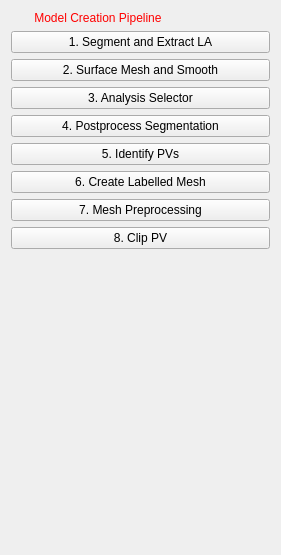
Above: CemrgApp/Plugins/kcl.cemrgapp.atrialstrainmotion/src/internal/AtrialStrainMotionViewControls.ui from CemrgDevelopers/CemrgApp before the change. Below: the same form after it.
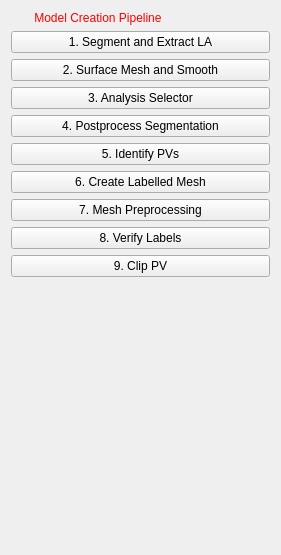
That is the form after the change.

```diff
--- a/CemrgApp/Plugins/kcl.cemrgapp.atrialstrainmotion/src/internal/AtrialStrainMotionViewControls.ui
+++ b/CemrgApp/Plugins/kcl.cemrgapp.atrialstrainmotion/src/internal/AtrialStrainMotionViewControls.ui
@@ -79,10 +79,17 @@
      </property>
     </widget>
    </item>
+   <item>
+    <widget class="QPushButton" name="button_0_3_checklabels">
+     <property name="text">
+      <string>8. Verify Labels</string>
+     </property>
+    </widget>
+   </item>
    <item>
     <widget class="QPushButton" name="button_man8_clipPV">
      <property name="text">
-      <string>8. Clip PV</string>
+      <string>9. Clip PV</string>
      </property>
     </widget>
    </item>
```
